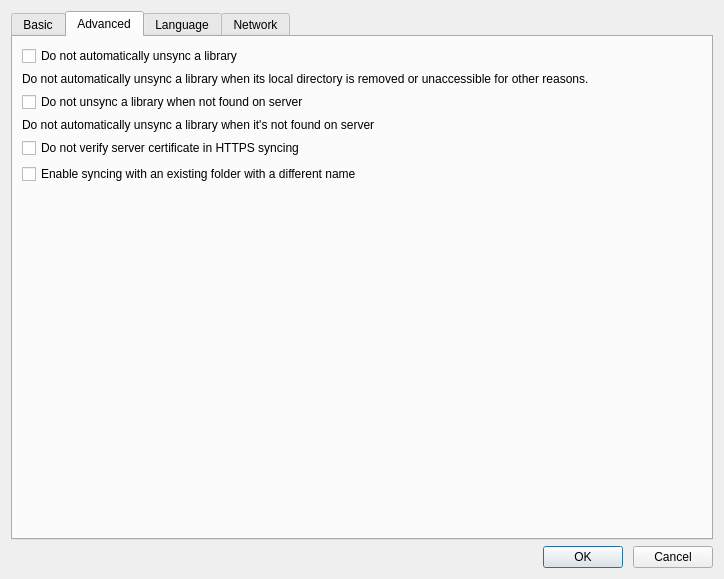
This is ui/settings-dialog.ui in haiwen/seadrive-gui as Qt 5 draws it before an edit. The edited form follows.
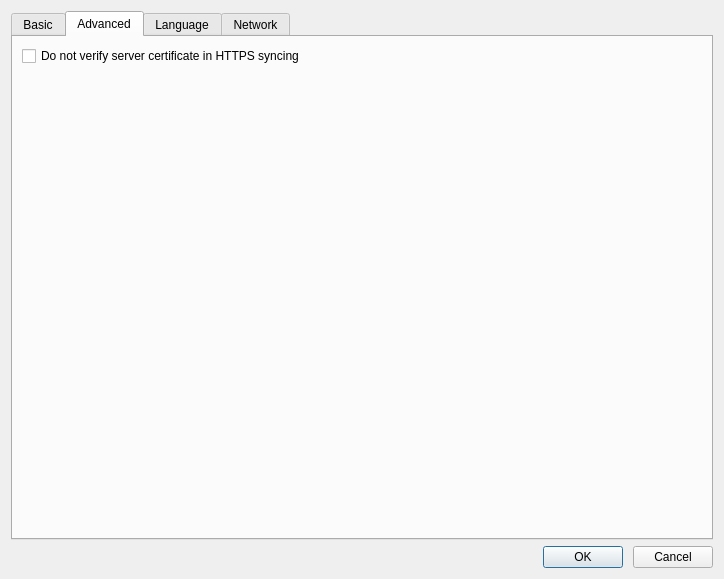
This is the edited form. The open tabs and pages were chosen to show the change.

Commit message:
Removed unused settings settings.
Many settings options copied from seafile-applet are meanless for
seadrive-gui, e.g.:

- "Enable syncing with an existing folder with a different name"
- "Do not automatically unsync a library when it's not found on server"

The edit to the form file:
```diff
--- a/ui/settings-dialog.ui
+++ b/ui/settings-dialog.ui
@@ -143,40 +143,6 @@
        <string>Advanced</string>
       </attribute>
       <layout class="QVBoxLayout" name="verticalLayout_2">
-       <item>
-        <widget class="QCheckBox" name="mAllowInvalidWorktreeCheckBox">
-         <property name="text">
-          <string>Do not automatically unsync a library</string>
-         </property>
-        </widget>
-       </item>
-       <item>
-        <widget class="QLabel" name="desc">
-         <property name="text">
-          <string>Do not automatically unsync a library when its local directory is removed or unaccessible for other reasons.</string>
-         </property>
-         <property name="wordWrap">
-          <bool>true</bool>
-         </property>
-        </widget>
-       </item>
-       <item>
-        <widget class="QCheckBox" name="mAllowRepoNotFoundCheckBox">
-         <property name="text">
-          <string>Do not unsync a library when not found on server</string>
-         </property>
-        </widget>
-       </item>
-       <item>
-        <widget class="QLabel" name="desc_2">
-         <property name="text">
-          <string>Do not automatically unsync a library when it's not found on server</string>
-         </property>
-         <property name="wordWrap">
-          <bool>true</bool>
-         </property>
-        </widget>
-       </item>
        <item>
         <widget class="QCheckBox" name="mDisableVerifyHttpSyncCert">
          <property name="text">
@@ -184,13 +150,6 @@
          </property>
         </widget>
        </item>
-       <item>
-        <widget class="QCheckBox" name="mEnableSyncingWithExistingFolder">
-         <property name="text">
-          <string>Enable syncing with an existing folder with a different name</string>
-         </property>
-        </widget>
-       </item>
        <item>
         <spacer name="verticalSpacer">
          <property name="orientation">
```
Left out of the diff: 9 changed lines with no effect on the pictures. The commit also changes 3 other files.
